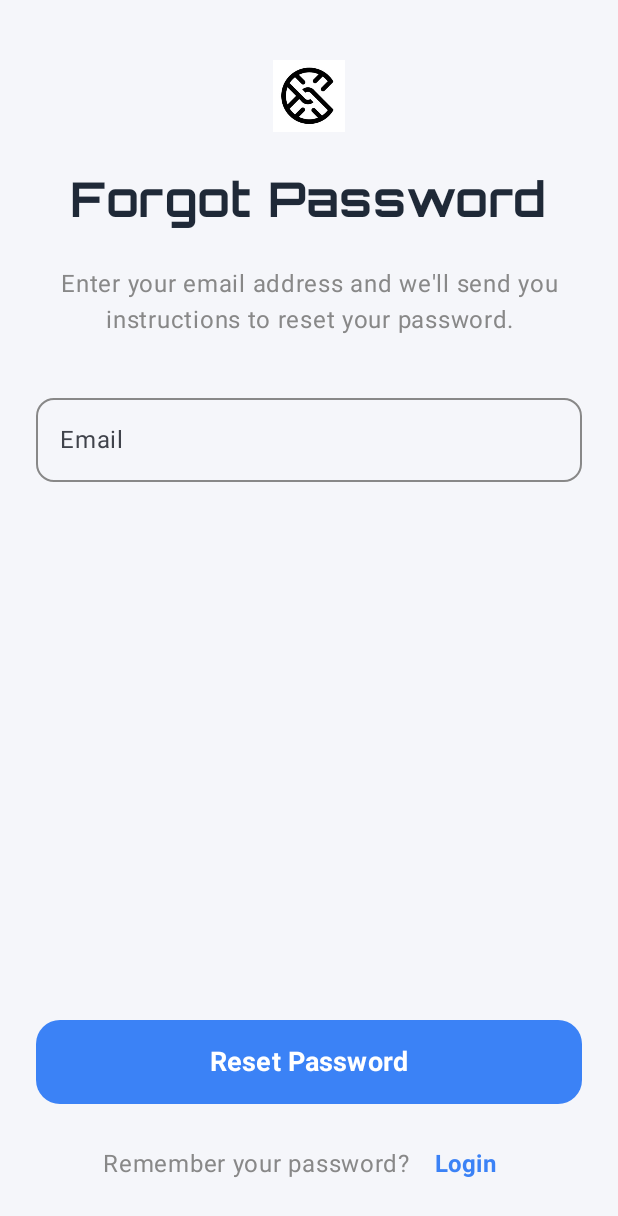
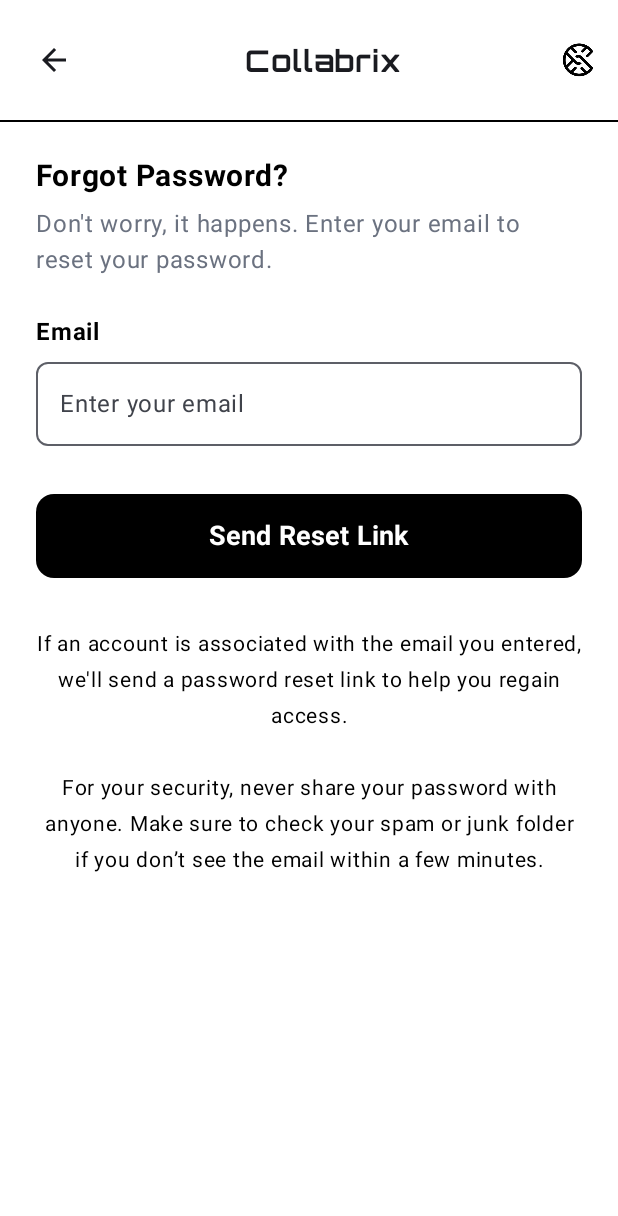
Before and after one commit to shmuye/Research-Project-Management, an Android app built with Jetpack Compose: the ForgotPasswordScreen screen opened through its navigation route, on a phone screen of 412 x 824 dp. Shown: the top 1216 px of the screen. Run offline under Robolectric (Android 15) with nearby library versions, the phone set to English and light mode, and no system bars; our stand-ins replace Dagger/Hilt's generated code.

Commit message:
updated forgot password page

```diff
--- a/app/src/main/java/com/project/collabrix/ui/screens/auth/ForgotPasswordScreen.kt
+++ b/app/src/main/java/com/project/collabrix/ui/screens/auth/ForgotPasswordScreen.kt
@@ -1,10 +1,13 @@
 package com.project.collabrix.ui.screens.auth
 
 import androidx.compose.foundation.Image
+import androidx.compose.material.icons.Icons
+import androidx.compose.material.icons.filled.ArrowBack
 import androidx.compose.foundation.background
 import androidx.compose.foundation.layout.*
 import androidx.compose.foundation.shape.RoundedCornerShape
 import androidx.compose.foundation.text.KeyboardOptions
+import androidx.compose.material.icons.automirrored.filled.ArrowBack
 import androidx.compose.material3.*
 import androidx.compose.runtime.*
 import androidx.compose.ui.Alignment
@@ -27,109 +30,122 @@ fun ForgotPasswordScreen(
     onBackToLogin: () -> Unit
 ) {
     var email by remember { mutableStateOf("") }
-    val backgroundColor = Color(0xFFF5F6FA)
-    val primaryColor = Color(0xFF3B82F6)
-    val textColor = Color(0xFF1F2937)
+    val backgroundColor = Color.White
+    val primaryColor = Color.Black
+    val grayText = Color(0xFF6B7280)
 
-    Box(
+    Column(
         modifier = Modifier
             .fillMaxSize()
             .background(backgroundColor)
     ) {
+        // Top App Bar
+        Row(
+            modifier = Modifier
+                .fillMaxWidth()
+                .padding(horizontal = 12.dp, vertical = 16.dp),
+            verticalAlignment = Alignment.CenterVertically,
+            horizontalArrangement = Arrangement.SpaceBetween
+        ) {
+            IconButton(onClick = onBackToLogin) {
+                Icon(
+                    imageVector = Icons.AutoMirrored.Filled.ArrowBack,
+                    contentDescription = "Back"
+                )
+            }
+
+
+            Text(
+                text = "Collabrix",
+                fontFamily = FontFamily(Font(R.font.orbitron_bold)),
+                fontWeight = FontWeight.Bold,
+                fontSize = 20.sp
+            )
+
+            Image(
+                painter = painterResource(id = R.drawable.app_logo), // Replace with your right-side logo
+                contentDescription = "Logo",
+                modifier = Modifier.size(28.dp)
+            )
+        }
+
+        Divider(color = Color.Black, thickness = 1.dp)
+
         Column(
             modifier = Modifier
                 .fillMaxSize()
-                .padding(horizontal = 24.dp, vertical = 24.dp),
-            horizontalAlignment = Alignment.CenterHorizontally
+                .padding(horizontal = 24.dp),
+            horizontalAlignment = Alignment.Start
         ) {
-            // Logo
-            Image(
-                painter = painterResource(id = R.drawable.app_logo),
-                contentDescription = "App Logo",
-                modifier = Modifier
-                    .size(64.dp)
-                    .padding(top = 16.dp)
+            Spacer(modifier = Modifier.height(24.dp))
+
+            Text(
+                text = "Forgot Password?",
+                fontSize = 20.sp,
+                fontWeight = FontWeight.Bold,
+                color = Color.Black
             )
 
-            // Title
+            Spacer(modifier = Modifier.height(8.dp))
+
             Text(
-                text = "Forgot Password",
-                fontSize = 32.sp,
-                fontWeight = FontWeight.Bold,
-                color = textColor,
-                fontFamily = FontFamily(Font(R.font.orbitron_bold)),
-                modifier = Modifier.padding(vertical = 24.dp)
+                text = "Don't worry, it happens. Enter your email to reset your password.",
+                fontSize = 16.sp,
+                color = grayText
             )
 
-            // Description
+            Spacer(modifier = Modifier.height(24.dp))
+
             Text(
-                text = "Enter your email address and we'll send you instructions to reset your password.",
+                text = "Email",
                 fontSize = 16.sp,
-                color = Color.Gray,
-                textAlign = TextAlign.Center,
-                modifier = Modifier.padding(bottom = 32.dp)
+                fontWeight = FontWeight.Bold,
+                color = Color.Black
             )
 
-            // Email field
+            Spacer(modifier = Modifier.height(8.dp))
+
             OutlinedTextField(
                 value = email,
                 onValueChange = { email = it },
-                label = { Text("Email") },
-                modifier = Modifier
-                    .fillMaxWidth()
-                    .padding(bottom = 24.dp),
-                shape = RoundedCornerShape(12.dp),
-                colors = OutlinedTextFieldDefaults.colors(
-                    focusedBorderColor = primaryColor,
-                    unfocusedBorderColor = Color.Gray
-                ),
+                modifier = Modifier.fillMaxWidth(),
+                placeholder = { Text("Enter your email") },
+                shape = RoundedCornerShape(8.dp),
                 keyboardOptions = KeyboardOptions(
                     keyboardType = KeyboardType.Email,
                     imeAction = ImeAction.Done
-                )
+                ),
+                singleLine = true
             )
 
-            Spacer(modifier = Modifier.weight(1f))
+            Spacer(modifier = Modifier.height(32.dp))
 
-            // Reset Password button
             Button(
                 onClick = onResetPassword,
-                shape = RoundedCornerShape(16.dp),
-                colors = ButtonDefaults.buttonColors(containerColor = primaryColor),
+                shape = RoundedCornerShape(12.dp),
+                colors = ButtonDefaults.buttonColors(containerColor = Color.Black),
                 modifier = Modifier
                     .fillMaxWidth()
                     .height(56.dp)
             ) {
                 Text(
-                    text = "Reset Password",
+                    text = "Send Reset Link",
                     color = Color.White,
                     fontSize = 18.sp,
                     fontWeight = FontWeight.Bold
                 )
             }
 
-            Spacer(modifier = Modifier.height(16.dp))
+            Spacer(modifier = Modifier.height(32.dp))
 
-            // Back to Login option
-            Row(
-                modifier = Modifier.fillMaxWidth(),
-                horizontalArrangement = Arrangement.Center,
-                verticalAlignment = Alignment.CenterVertically
-            ) {
-                Text(
-                    text = "Remember your password? ",
-                    color = Color.Gray,
-                    fontSize = 16.sp
-                )
-                TextButton(onClick = onBackToLogin) {
-                    Text(
-                        text = "Login",
-                        color = primaryColor,
-                        fontSize = 16.sp,
-                        fontWeight = FontWeight.Bold
-                    )
-                }
-            }
+            Text(
+                text = "If an account is associated with the email you entered, we'll send a password reset link to help you regain access.\n\n" +
+                        "For your security, never share your password with anyone. Make sure to check your spam or junk folder if you don’t see the email within a few minutes.",
+                color = Color.Black,
+                fontSize = 14.sp,
+                textAlign = TextAlign.Center,
+                modifier = Modifier.fillMaxWidth()
+            )
         }
     }
 }
```
